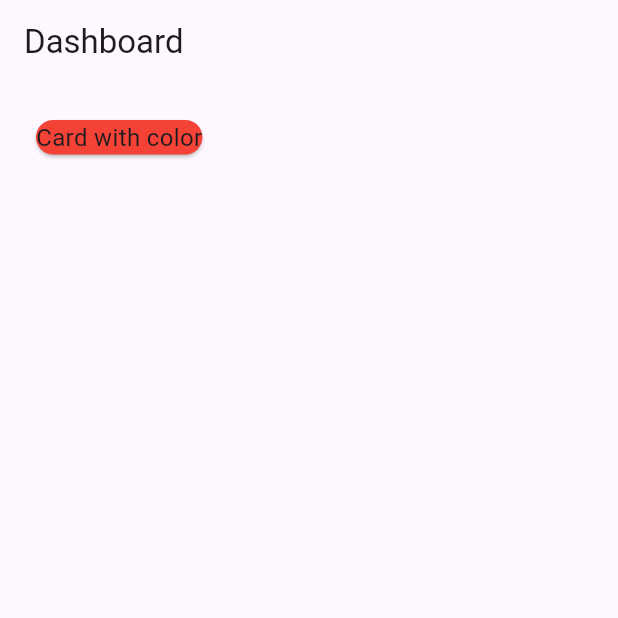
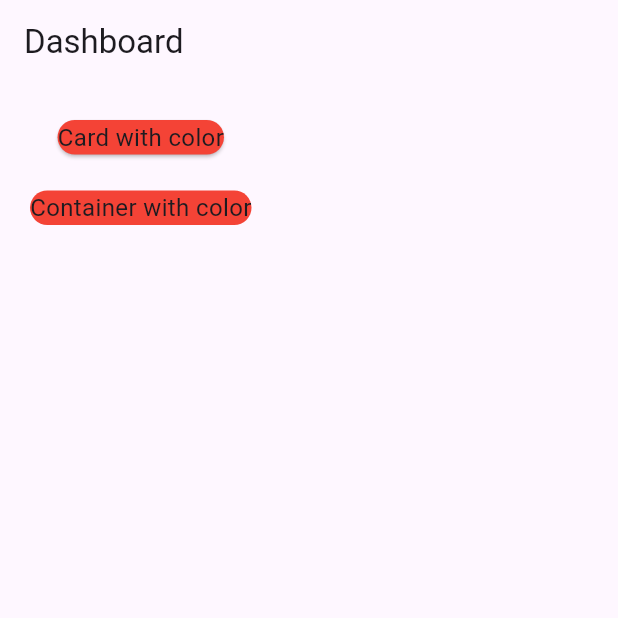
Before and after one commit to zaqimaulana/week8_card, a Flutter app: the screen it shows after launch, on a phone screen of 412 x 824 dp, the top half of it. Run offline on Flutter 3.47's test engine with Material 3 defaults, Android fonts, the phone set to English and light mode, and no system bars.

Commit message:
menambahkan container warna

```diff
--- a/lib/main.dart
+++ b/lib/main.dart
@@ -13,6 +13,7 @@ class MyApp extends StatelessWidget {
     return MaterialApp(
       title: 'card week 8',
       home: const MyHomePage(),
+      debugShowCheckedModeBanner: false,
     );
   }
 }
--- a/lib/pages/page_card_01.dart
+++ b/lib/pages/page_card_01.dart
@@ -13,13 +13,22 @@ class MyHomePage extends StatelessWidget {
             body: SingleChildScrollView(
               child: Container(
                 padding: const EdgeInsets.all(20.0),
-                child: const Column(
+                child: Column(
                   children: [
                     Card(
                     color: Colors.red,
                     child: Text("Card with color",
                     style: TextStyle(fontSize: 16.0)),
                     ),
+                    SizedBox(height: 20.0),
+
+                    Container(
+                      decoration: BoxDecoration(
+                      borderRadius: BorderRadius.circular(12.0),
+                      color: Colors.red,
+                      ),
+                      child: Text("Container with color", style: TextStyle(fontSize: 16.0)),
+                      ),
                   ],
                 ),
               ),
```
